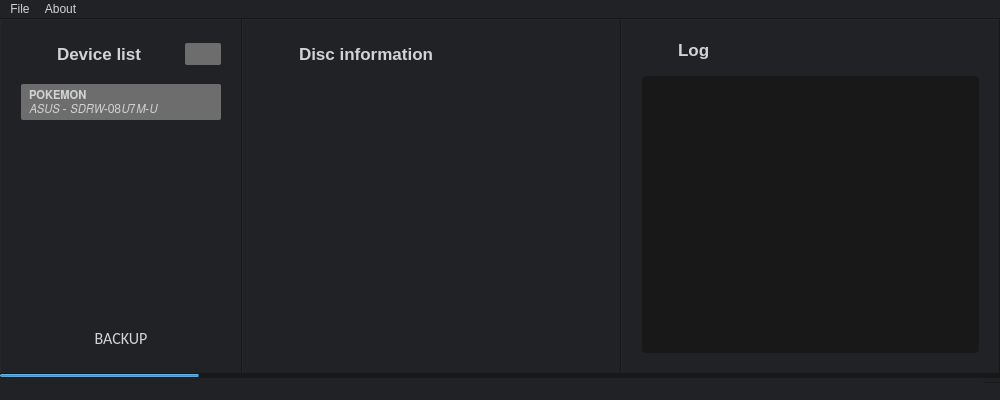
The window that pslipstream/static/form.ui (rlaphoenix/Slipstream) describes before a commit, drawn with Qt 5.
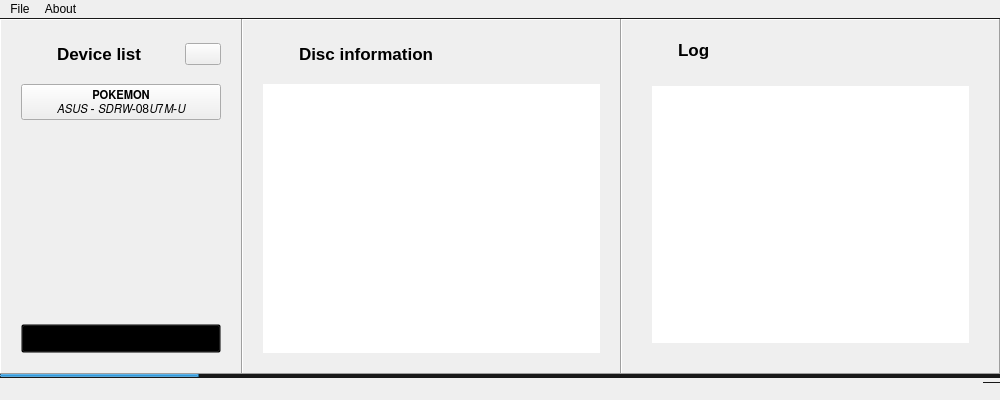
The same window after the commit. Icons and pictures are not drawn.

Commit message: Move main QSS from form.ui to style.qss

Diff of the .ui file:
```diff
--- a/pslipstream/static/form.ui
+++ b/pslipstream/static/form.ui
@@ -15,49 +15,7 @@
   </property>
   <property name="windowIcon">
    <iconset>
-    <normaloff>../static/img/music-disc-with-luster.svg</normaloff>../static/img/music-disc-with-luster.svg</iconset>
-  </property>
-  <property name="styleSheet">
-   <string notr="true">* {
-	color: rgb(210, 211, 211);
-	background-color: rgb(32, 34, 37);
-}
-
-QPushButton {
-	border: none;
-	background-color: rgb(109, 109, 109);
-	border-radius: 2px;
-	padding: 4px 8px;
-	text-align: left;
-}
-QPushButton:hover:!pressed {
-  background-color: rgb(139, 139, 139);
-}
-QPushButton:disabled {
-  background-color: rgb(39, 39, 39);
-}
-
-QTextEdit {
-	background-color: rgb(24, 24, 24);
-	border-radius: 4px;
-}
-
-QScrollBar:vertical {
-	border: none;
-	width:  8px;
-	margin-left: 4px;
-	border-radius: 1px;
-}
-
-QScrollBar:add-line:vertical,
-QScrollBar:sub-line:vertica {
-	width: 0px;
-}
-
-QScrollBar:handle:vertical {
-	background: white;
-	border-radius: 2px;
-}</string>
+    <normaloff>img/music-disc-with-luster.svg</normaloff>img/music-disc-with-luster.svg</iconset>
   </property>
   <widget class="QWidget" name="centralwidget">
    <layout class="QVBoxLayout" name="verticalLayout_6">
```
Left out of the diff: 8 changed lines with no effect on the pictures. The commit also changes 1 other file.
